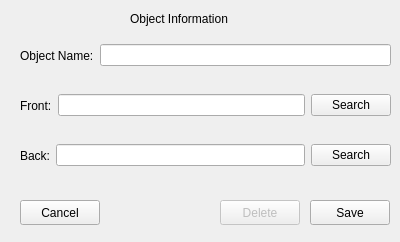
Qt form frontend/object_info.ui (hilmandayo/pymagextractor) before a commit.
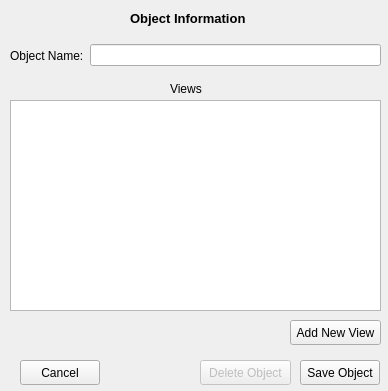
The same form after that commit.

Diff of the .ui file:
```diff
--- a/frontend/object_info.ui
+++ b/frontend/object_info.ui
@@ -6,83 +6,35 @@
    <rect>
     <x>0</x>
     <y>0</y>
-    <width>400</width>
-    <height>242</height>
+    <width>388</width>
+    <height>391</height>
    </rect>
   </property>
+  <property name="sizePolicy">
+   <sizepolicy hsizetype="Fixed" vsizetype="Fixed">
+    <horstretch>0</horstretch>
+    <verstretch>0</verstretch>
+   </sizepolicy>
+  </property>
+  <property name="minimumSize">
+   <size>
+    <width>388</width>
+    <height>391</height>
+   </size>
+  </property>
+  <property name="maximumSize">
+   <size>
+    <width>388</width>
+    <height>391</height>
+   </size>
+  </property>
   <property name="windowTitle">
    <string>Form</string>
   </property>
-  <widget class="QWidget" name="horizontalLayoutWidget_2">
-   <property name="geometry">
-    <rect>
-     <x>20</x>
-     <y>90</y>
-     <width>371</width>
-     <height>31</height>
-    </rect>
-   </property>
-   <layout class="QHBoxLayout" name="horizontalLayout_2">
-    <item>
-     <widget class="QLabel" name="label_2">
-      <property name="text">
-       <string>Front:</string>
-      </property>
-     </widget>
-    </item>
-    <item>
-     <widget class="QLineEdit" name="front_text">
-      <property name="readOnly">
-       <bool>true</bool>
-      </property>
-     </widget>
-    </item>
-    <item>
-     <widget class="QPushButton" name="front_search_bnt">
-      <property name="text">
-       <string>Search</string>
-      </property>
-     </widget>
-    </item>
-   </layout>
-  </widget>
-  <widget class="QWidget" name="horizontalLayoutWidget_3">
-   <property name="geometry">
-    <rect>
-     <x>20</x>
-     <y>140</y>
-     <width>371</width>
-     <height>31</height>
-    </rect>
-   </property>
-   <layout class="QHBoxLayout" name="horizontalLayout_3">
-    <item>
-     <widget class="QLabel" name="label_3">
-      <property name="text">
-       <string>Back:</string>
-      </property>
-     </widget>
-    </item>
-    <item>
-     <widget class="QLineEdit" name="back_text">
-      <property name="readOnly">
-       <bool>true</bool>
-      </property>
-     </widget>
-    </item>
-    <item>
-     <widget class="QPushButton" name="back_search_bnt">
-      <property name="text">
-       <string>Search</string>
-      </property>
-     </widget>
-    </item>
-   </layout>
-  </widget>
   <widget class="QWidget" name="horizontalLayoutWidget">
    <property name="geometry">
     <rect>
-     <x>20</x>
+     <x>10</x>
      <y>40</y>
      <width>371</width>
      <height>31</height>
@@ -110,6 +62,13 @@
      <height>17</height>
     </rect>
    </property>
+   <property name="font">
+    <font>
+     <pointsize>10</pointsize>
+     <weight>75</weight>
+     <bold>true</bold>
+    </font>
+   </property>
    <property name="text">
     <string>Object Information</string>
    </property>
@@ -117,21 +76,21 @@
   <widget class="QPushButton" name="save_bnt">
    <property name="geometry">
     <rect>
-     <x>310</x>
-     <y>200</y>
+     <x>300</x>
+     <y>360</y>
      <width>80</width>
      <height>25</height>
     </rect>
    </property>
    <property name="text">
-    <string>Save</string>
+    <string>Save Object</string>
    </property>
   </widget>
   <widget class="QPushButton" name="cancel_bnt">
    <property name="geometry">
     <rect>
      <x>20</x>
-     <y>200</y>
+     <y>360</y>
      <width>80</width>
      <height>25</height>
     </rect>
@@ -146,14 +105,50 @@
    </property>
    <property name="geometry">
     <rect>
-     <x>220</x>
-     <y>200</y>
-     <width>80</width>
+     <x>200</x>
+     <y>360</y>
+     <width>91</width>
      <height>25</height>
     </rect>
    </property>
    <property name="text">
-    <string>Delete</string>
+    <string>Delete Object</string>
+   </property>
+  </widget>
+  <widget class="QPushButton" name="add_view_bnt">
+   <property name="geometry">
+    <rect>
+     <x>290</x>
+     <y>320</y>
+     <width>91</width>
+     <height>25</height>
+    </rect>
+   </property>
+   <property name="text">
+    <string>Add New View</string>
+   </property>
+  </widget>
+  <widget class="QLabel" name="label_5">
+   <property name="geometry">
+    <rect>
+     <x>170</x>
+     <y>80</y>
+     <width>41</width>
+     <height>17</height>
+    </rect>
+   </property>
+   <property name="text">
+    <string>Views</string>
+   </property>
+  </widget>
+  <widget class="QListWidget" name="view_list">
+   <property name="geometry">
+    <rect>
+     <x>10</x>
+     <y>100</y>
+     <width>371</width>
+     <height>211</height>
+    </rect>
    </property>
   </widget>
  </widget>
```
Left out of the diff: 4 changed lines with no effect on the pictures.
